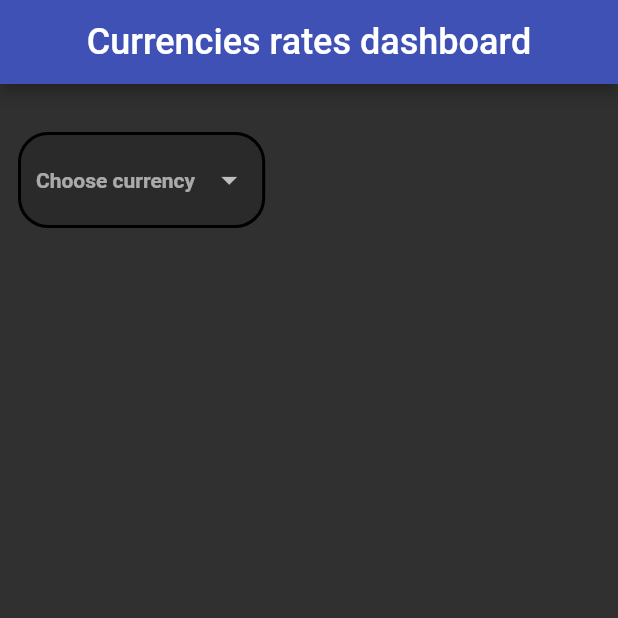
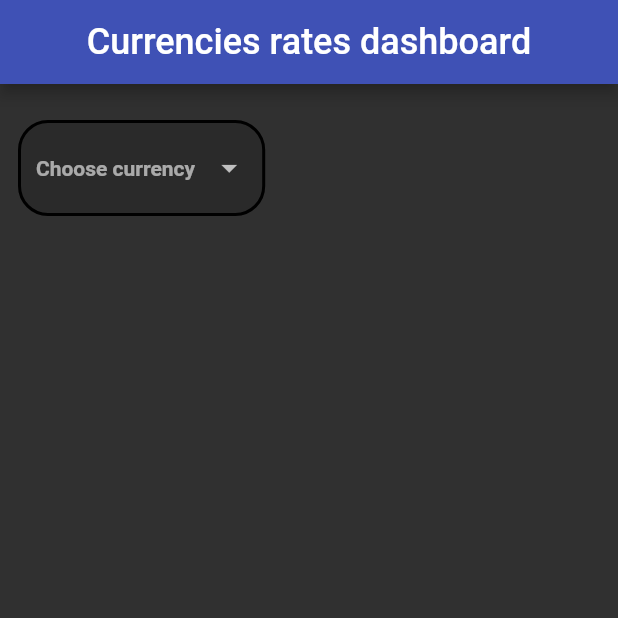
Before and after one commit to FWasik/currency-app, a Flutter app: the screen it shows after launch, on a phone screen of 412 x 824 dp, the top half of it. Run offline on Flutter 3.47's test engine with Material 2 defaults, Android fonts, the phone set to English and light mode, and no system bars; our stand-ins replace bloc, decimal, equatable, flutter_bloc, flutter_easyloading, syncfusion_flutter_charts.

Commit message:
changing padding of row with dropdowns

```diff
--- a/lib/features/currency/presentation/pages/home_page.dart
+++ b/lib/features/currency/presentation/pages/home_page.dart
@@ -42,7 +42,7 @@ class _HomePageState extends State<HomePage> {
             padding: const EdgeInsets.all(12),
             child: ListView(children: [
               Padding(
-                padding: const EdgeInsets.symmetric(vertical: 20),
+                padding: const EdgeInsets.symmetric(vertical: 12),
                 child: Row(
                   mainAxisAlignment: MainAxisAlignment.spaceBetween,
                   children: [
```
